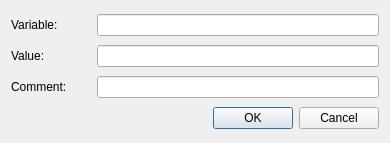
This is src/variabledialog.ui in loimu/zeit as Qt 5 draws it before an edit. The edited form follows.
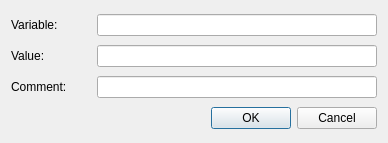
This is the edited form.

Commit message: zeit: clear button enabled everywhere

The edit to the form file:
```diff
--- a/src/variabledialog.ui
+++ b/src/variabledialog.ui
@@ -6,7 +6,7 @@
    <rect>
     <x>0</x>
     <y>0</y>
-    <width>390</width>
+    <width>388</width>
     <height>143</height>
    </rect>
   </property>
@@ -30,7 +30,11 @@
       </widget>
      </item>
      <item>
-      <widget class="QLineEdit" name="varEdit"/>
+      <widget class="QLineEdit" name="varEdit">
+       <property name="clearButtonEnabled">
+        <bool>true</bool>
+       </property>
+      </widget>
      </item>
     </layout>
    </item>
@@ -50,7 +54,11 @@
       </widget>
      </item>
      <item>
-      <widget class="QLineEdit" name="valEdit"/>
+      <widget class="QLineEdit" name="valEdit">
+       <property name="clearButtonEnabled">
+        <bool>true</bool>
+       </property>
+      </widget>
      </item>
     </layout>
    </item>
@@ -70,7 +78,11 @@
       </widget>
      </item>
      <item>
-      <widget class="QLineEdit" name="commentEdit"/>
+      <widget class="QLineEdit" name="commentEdit">
+       <property name="clearButtonEnabled">
+        <bool>true</bool>
+       </property>
+      </widget>
      </item>
     </layout>
    </item>
```
The commit also changes 4 other files.
